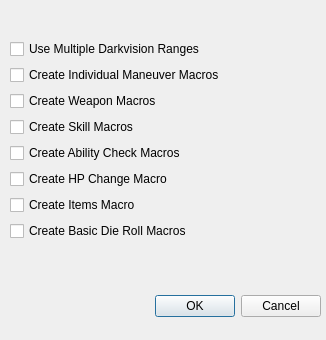
Above: ui/outputDialog.ui from dcernach/hl2mt-next before the change. Below: the same form after it.
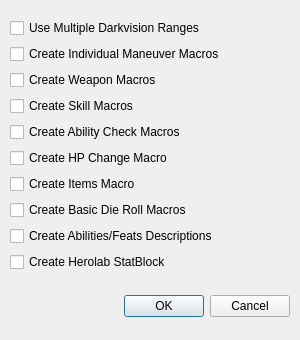
That is the form after the change.

Commit message: - Added options to include herolab statblock (not implemented) creation and in-token description support. - Added support to in-token descriptions (feats/special/traits/etc). - Added utility methods for token creation

Diff of the .ui file:
```diff
--- a/ui/outputDialog.ui
+++ b/ui/outputDialog.ui
@@ -6,20 +6,20 @@
    <rect>
     <x>0</x>
     <y>0</y>
-    <width>326</width>
+    <width>300</width>
     <height>340</height>
    </rect>
   </property>
   <property name="minimumSize">
    <size>
-    <width>326</width>
+    <width>300</width>
     <height>340</height>
    </size>
   </property>
   <property name="maximumSize">
    <size>
-    <width>326</width>
-    <height>340</height>
+    <width>300</width>
+    <height>400</height>
    </size>
   </property>
   <property name="windowTitle">
@@ -28,9 +28,9 @@
   <widget class="QDialogButtonBox" name="buttonBox">
    <property name="geometry">
     <rect>
-     <x>-20</x>
+     <x>10</x>
      <y>290</y>
-     <width>341</width>
+     <width>280</width>
      <height>32</height>
     </rect>
    </property>
@@ -46,8 +46,8 @@
     <rect>
      <x>10</x>
      <y>10</y>
-     <width>272</width>
-     <height>261</height>
+     <width>281</width>
+     <height>271</height>
     </rect>
    </property>
    <layout class="QVBoxLayout" name="verticalLayout_2">
@@ -109,6 +109,20 @@
         </property>
        </widget>
       </item>
+      <item>
+       <widget class="QCheckBox" name="checkDesc">
+        <property name="text">
+         <string>Create Abilities/Feats Descriptions</string>
+        </property>
+       </widget>
+      </item>
+      <item>
+       <widget class="QCheckBox" name="checkStatBlock">
+        <property name="text">
+         <string>Create Herolab StatBlock</string>
+        </property>
+       </widget>
+      </item>
      </layout>
     </item>
    </layout>
```
The commit also changes 8 other files.
